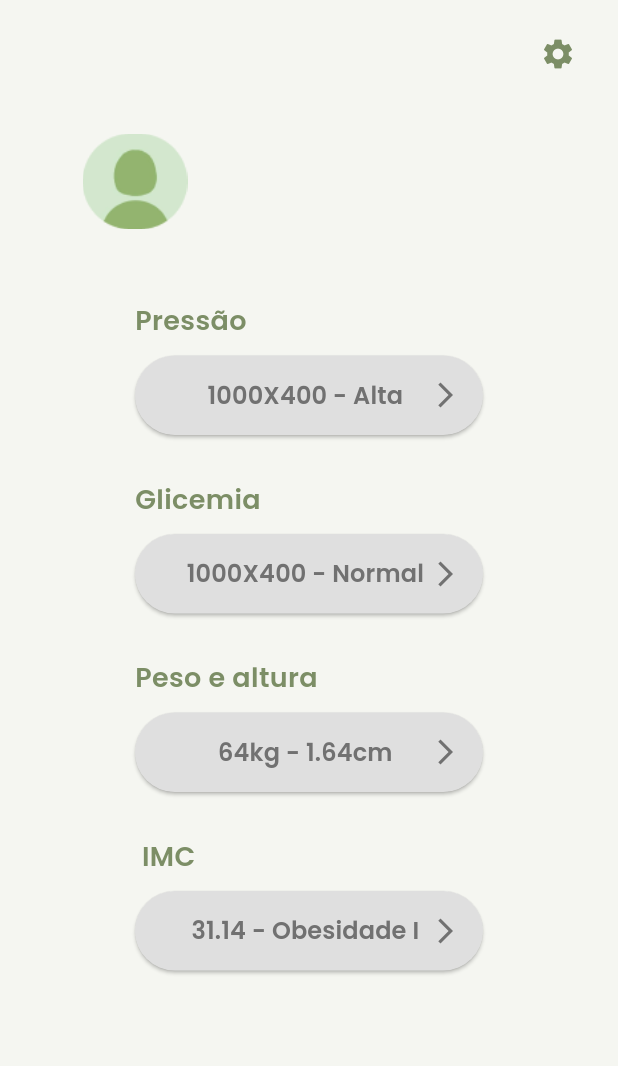
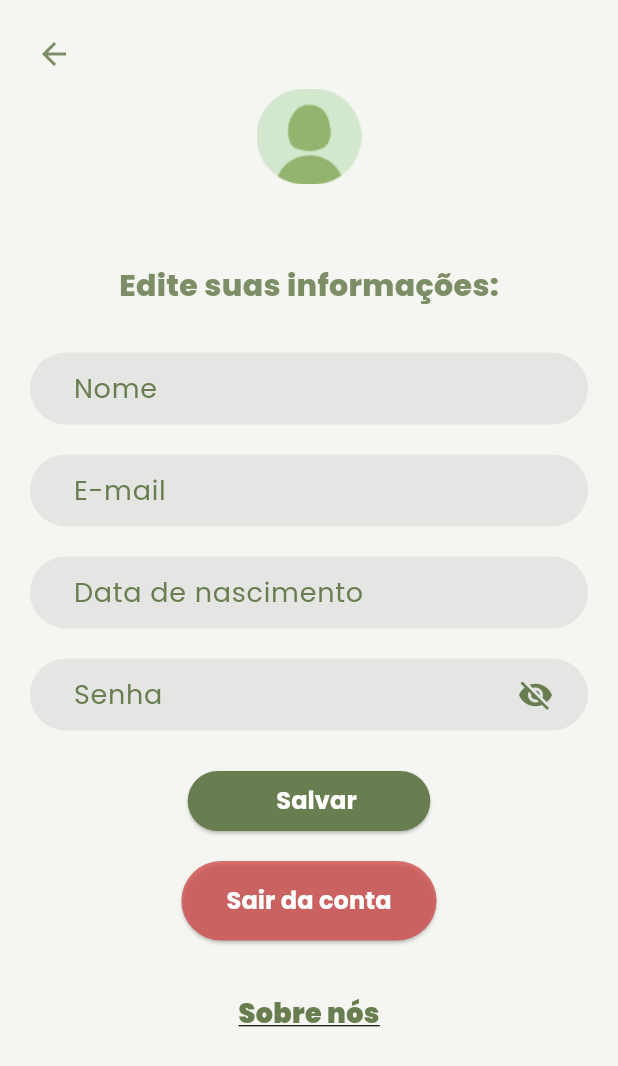
Before and after one commit to taynahsaito/ye_gestao_de_saude, a Flutter app: the HomePage screen opened directly, after a tap on the "settings" icon, on a phone screen of 412 x 824 dp. Shown: the top 1066 px of the screen. Run offline on Flutter 3.47's test engine with Material 3 defaults, Android fonts, the phone set to English and light mode, and no system bars; our stand-ins replace camera, cloud_firestore, firebase_auth, firebase_core, firebase_database, google_fonts and 1 more; missing offline and left inert: flutter_facebook_auth; accounts and stored records are empty.

Commit message:
configurações e sobre nos

```diff
--- /dev/null
+++ b/lib/pages/configuracoes.dart
@@ -0,0 +1,269 @@
+import 'package:app_ye_gestao_de_saude/pages/sobre_nos.dart';
+import 'package:flutter/material.dart';
+import 'package:intl/intl.dart';
+
+class Configuracoes extends StatefulWidget {
+  const Configuracoes({super.key});
+
+  @override
+  State<Configuracoes> createState() => _ConfiguracoesState();
+}
+
+class _ConfiguracoesState extends State<Configuracoes> {
+
+  bool _senhaVisivel = false;
+  late DateTime? _selectedDate;
+  final DateFormat _dateFormat = DateFormat('dd/MM/yyyy');
+  bool isChecked = false;
+  final TextEditingController _nomeController = TextEditingController();
+  final TextEditingController _emailController = TextEditingController();
+  final TextEditingController _senhaController = TextEditingController();
+
+  @override
+  void initState() {
+    super.initState();
+    _selectedDate = null; // Inicializando _selectedDate com a data atual
+  }
+
+  Future<void> _selectDate(BuildContext context) async {
+    final ThemeData theme = Theme.of(context);
+    final DateTime? picked = await showDatePicker(
+      context: context,
+      initialDate: _selectedDate,
+      firstDate: DateTime(1900),
+      lastDate: DateTime.now(),
+      builder: (BuildContext context, Widget? child) {
+        return Theme(
+          data: theme.copyWith(
+            // Personalize a cor de fundo da seleção aqui
+            colorScheme: theme.colorScheme.copyWith(
+              primary: const Color.fromARGB(
+                  220, 105, 126, 80), // Cor de fundo da seleção
+            ),
+          ),
+          child: child!,
+        );
+      },
+    );
+    if (picked != null && picked != _selectedDate) {
+      setState(() {
+        _selectedDate = picked;
+      });
+    }
+  }
+
+  @override
+  Widget build(BuildContext context) {
+    return Scaffold(
+      backgroundColor: const Color.fromARGB(255, 245, 246, 241),
+      appBar: AppBar(
+        backgroundColor: const Color.fromARGB(255, 245, 246, 241),
+        iconTheme: const IconThemeData(
+          color: Color.fromARGB(220, 105, 126, 80), // Define a cor do ícone
+        ),
+        leading: Padding(
+          padding: const EdgeInsets.fromLTRB(16, 16, 16, 0),
+          child: IconButton(
+            icon: const Icon(Icons.arrow_back),
+            onPressed: () {
+              Navigator.of(context).pop();
+            },
+          ),
+        ),
+      ),
+      body: SingleChildScrollView(
+        child: Padding(
+          padding: const EdgeInsets.symmetric(horizontal: 20.0),
+          child: Column(
+            children: [
+              Center(
+                child: Image.asset('lib/assets/perfil.png',
+                                  width: 70,
+                                  height: 70,),
+              ),
+              const SizedBox(height: 50),
+              const Text("Edite suas informações:", style: TextStyle(
+                      fontSize: 20,
+                      fontWeight: FontWeight.w800,
+                      color: Color.fromARGB(220, 105, 126, 80),
+                    ),),
+              const SizedBox(height: 30),
+              SizedBox(width: 700,
+                    child:
+                          TextFormField(
+                          controller: _nomeController,
+                          decoration: const InputDecoration(
+                            fillColor: Color.fromARGB(190, 223, 223, 223),
+                            filled: true,
+                            border: OutlineInputBorder(
+                              borderSide: BorderSide.none,
+                              borderRadius: BorderRadius.all(Radius.circular(25)),
+                            ),
+                            labelText: "Nome",
+                            contentPadding: EdgeInsets.fromLTRB(25, 0, 0, 0),
+                            labelStyle: TextStyle(
+                                fontSize: 18,
+                                color: Color.fromARGB(255, 105, 126, 80)),
+                          ),
+                        ),
+                  ),
+                  const SizedBox(height: 20),
+                  SizedBox(width: 700,
+                    child: TextFormField(
+                      controller: _emailController,
+                      decoration: const InputDecoration(
+                        fillColor: Color.fromARGB(190, 223, 223, 223),
+                        filled: true,
+                        border: OutlineInputBorder(
+                          borderSide: BorderSide.none,
+                          borderRadius: BorderRadius.all(Radius.circular(25)),
+                        ),
+                        labelText: "E-mail",
+                        contentPadding: EdgeInsets.fromLTRB(25, 0, 0, 0),
+                        labelStyle: TextStyle(
+                            fontSize: 18,
+                            color: Color.fromARGB(255, 105, 126, 80)),
+                      ),
+                    ),
+                  ),
+                  const SizedBox(height: 20),
+                  SizedBox(width: 700,
+                    child: TextFormField(
+                      readOnly: true,
+                      onTap: () => _selectDate(context),
+                      controller: TextEditingController(
+                        text: _selectedDate != null
+                            ? _dateFormat.format(_selectedDate!)
+                            : '',
+                      ),
+                      decoration: const InputDecoration(
+                        hintText: 'Data de nascimento',
+                        hintStyle: TextStyle(fontSize: 18, color:  Color.fromARGB(255, 105, 126, 80)),
+                        fillColor: Color.fromARGB(190, 223, 223, 223),
+                        filled: true,
+                        border: OutlineInputBorder(
+                          borderSide: BorderSide.none,
+                          borderRadius: BorderRadius.all(Radius.circular(25)),
+                        ),
+                        contentPadding: EdgeInsets.fromLTRB(25, 0, 0, 0),
+                        labelStyle: TextStyle(
+                            fontSize: 18,
+                            color: Color.fromARGB(255, 105, 126, 80)),
+                      ),
+                    ),
+                  ),
+                  const SizedBox(height: 20),
+                  SizedBox(width: 700,
+                    child: TextFormField(
+                      controller: _senhaController,
+                      decoration: InputDecoration(
+                        fillColor: Color.fromARGB(190, 223, 223, 223),
+                        filled: true,
+                        border: const OutlineInputBorder(
+                          borderSide: BorderSide.none,
+                          borderRadius: BorderRadius.all(Radius.circular(25)),
+                        ),
+                        labelText: "Senha",
+                        contentPadding: const EdgeInsets.fromLTRB(25, 0, 0, 0),
+                        labelStyle: const TextStyle(
+                            fontSize: 18,
+                            color: Color.fromARGB(255, 105, 126, 80)),
+                        suffixIcon: IconButton(
+                          icon: Padding(
+                            padding: const EdgeInsets.fromLTRB(0, 0, 15, 0),
+                            child: Icon(
+                              _senhaVisivel
+                                  ? Icons.visibility
+                                  : Icons.visibility_off,
+                              color: const Color.fromARGB(255, 105, 126, 80),
+                            ),
+                          ),
+                          onPressed: () {
+                            setState(() {
+                              _senhaVisivel = !_senhaVisivel;
+                            });
+                          },
+                        ),
+                      ),
+                      obscureText: !_senhaVisivel,
+                    ),
+                  ),
+                  const SizedBox(
+                    height: 15,
+                  ),
+
+                  Padding(
+                    padding: const EdgeInsets.all(8.0),
+                    child: ElevatedButton(
+                      onPressed: (){},
+                      style: ElevatedButton.styleFrom(
+                        backgroundColor:
+                            Color.fromARGB(255, 105, 126, 80),
+                      ),
+                      child: const Padding(
+                        padding: EdgeInsets.fromLTRB(35, 5, 25, 5),
+                        child: Text(
+                          "Salvar",
+                          style: TextStyle(
+                            fontSize: 16,
+                            color: Colors.white,
+                            fontWeight: FontWeight.w700
+                          ),),
+                      ),
+                      ),
+                  ),
+
+                  Padding(
+                    padding: const EdgeInsets.all(8.0),
+                    child: ElevatedButton(
+                      onPressed: (){},
+                      style: ElevatedButton.styleFrom(
+                        padding: const EdgeInsets.all(15),
+                        backgroundColor:
+                            const Color.fromARGB(200, 208, 76, 76), // Cor de fundo do botão
+                      ),
+                      child: const Padding(
+                        padding: EdgeInsets.fromLTRB(15, 0, 15, 0),
+                        child: Text(
+                          "Sair da conta",
+                          style: TextStyle(
+                            fontSize: 16,
+                            color: Colors.white,
+                            fontWeight: FontWeight.w700
+                          ),),
+                      ),),
+                  ),
+                  Padding(
+                    padding: const EdgeInsets.only(top:28.0),
+                    child: SizedBox(
+                      child: GestureDetector(
+                        onTap: () => {
+                          Navigator.push(
+                            context,
+                            MaterialPageRoute(
+                             builder: (context) =>
+                                  const SobreNos()),)
+                         },
+                        child: const Text(
+                          "Sobre nós",
+                        style: TextStyle(
+                          fontSize: 18,
+                          decoration:  TextDecoration.underline,
+                          color: Color.fromARGB(255, 105, 126, 80),
+                          fontWeight: FontWeight.w900,
+
+                        ),
+                        ),
+
+                      ),
+                    ),
+                  ),
+                  const SizedBox(height: 30,),
+            ],
+            ),
+        )
+
+    )
+    );
+  }
+}
--- a/lib/pages/home_page.dart
+++ b/lib/pages/home_page.dart
@@ -1,3 +1,4 @@
+import 'package:app_ye_gestao_de_saude/pages/configuracoes.dart';
 import 'package:app_ye_gestao_de_saude/pages/glicemia.dart';
 import 'package:app_ye_gestao_de_saude/pages/imc.dart';
 import 'package:app_ye_gestao_de_saude/pages/peso_altura.dart';
@@ -32,7 +33,14 @@ class _HomePageState extends State<HomePage> {
                 Icons.settings,
                 color: Color.fromARGB(220, 105, 126, 80),
               ),
-              onPressed: () {},
+              onPressed: () {
+                Navigator.push(
+                          context,
+                          MaterialPageRoute(
+                           builder: (context) =>
+                                const Configuracoes()),
+                );
+              },
             ),
           )
         ],
```
Also changed, not shown: lib/pages/exames.dart (+45 -38 lines), lib/pages/sobre_nos.dart (added, +88 -0 lines).
